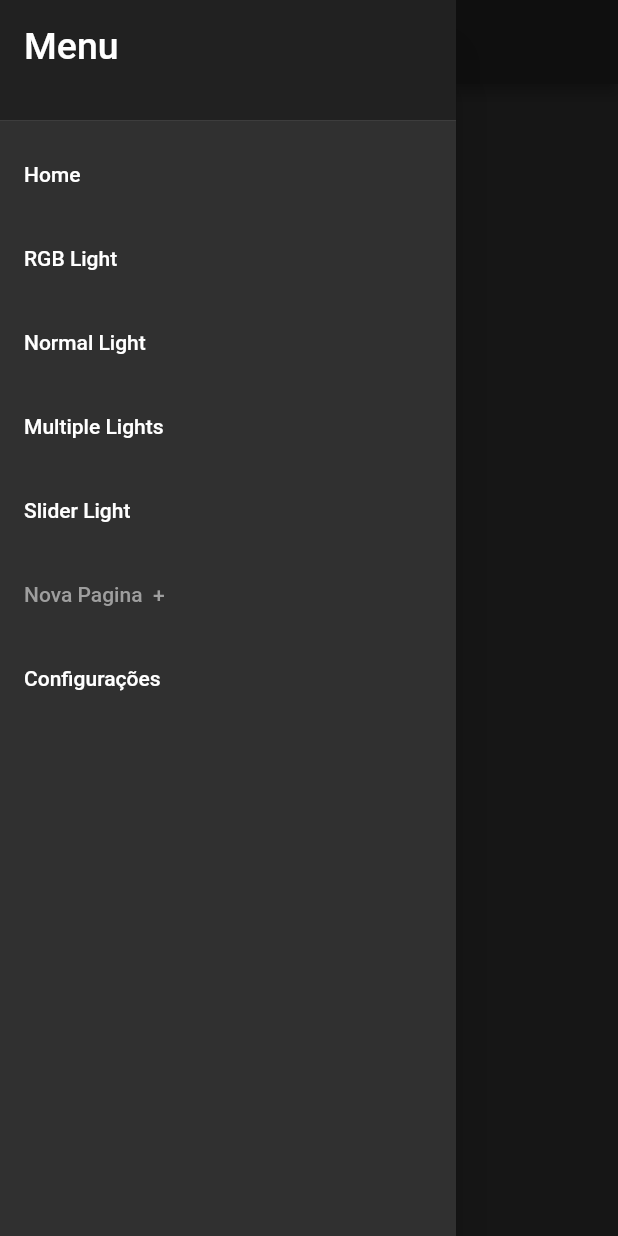
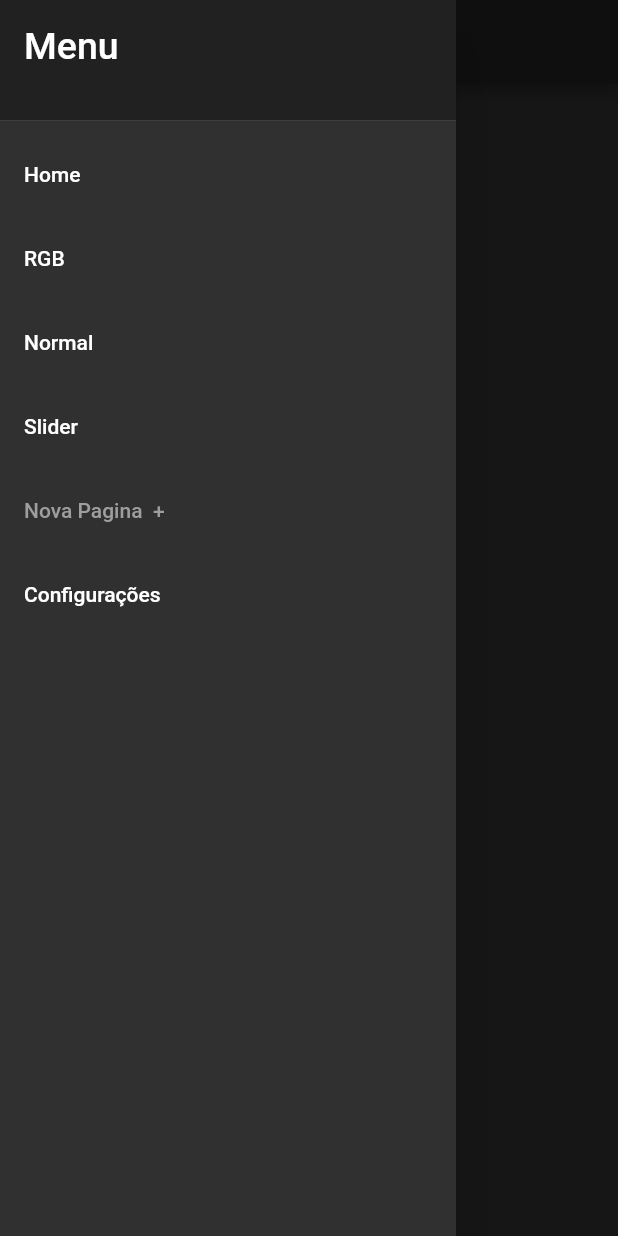
Before and after one commit to FredericoPM/Controller, a Flutter app: the screen it shows after launch, with the side drawer open, on a phone screen of 412 x 824 dp. Run offline on Flutter 3.47's test engine with Material 2 defaults, Android fonts, the phone set to English and light mode, and no system bars; missing offline and left inert: mqtt_client.

Commit message:
remoçao de multiple lights e rearranjamento de codigo

```diff
--- a/main_app/lib/controllers/pagina_controller.dart
+++ b/main_app/lib/controllers/pagina_controller.dart
@@ -1,15 +1,21 @@
 import 'package:flutter/material.dart';
 import 'package:main_app/models/pagina_model.dart';
 
-class PageController  with ChangeNotifier{
-  List<Pagina> paginas;
-
+class PaginaController  with ChangeNotifier{
+  List<Pagina> paginas = [];
+  PaginaController(){
+    this.paginas.add(Pagina(nome: "RGB", tipo: "RGB"));
+    this.paginas.add(Pagina(nome: "Normal", tipo: "Normal"));
+    this.paginas.add(Pagina(nome: "Slider", tipo: "Slider"));
+  }
 
   void add(Pagina novaPagina){
     this.paginas.add(novaPagina);
     notifyListeners();
   }
-
+  void getAll(){
+    notifyListeners();
+  }
   void remove(String nomeRemovida){
     this.paginas.removeWhere((item) => item.nome == nomeRemovida);
     notifyListeners();
--- a/main_app/lib/models/pagina_model.dart
+++ b/main_app/lib/models/pagina_model.dart
@@ -8,9 +8,9 @@ class Pagina {
   Pagina({String nome, String tipo, bool estadoB, double estadoR, String estadoRGB}) {
     this._nome = nome;
     this._tipo = tipo;
-    this._estadoB = estadoB;
-    this._estadoR = estadoR;
-    this._estadoRGB = estadoRGB;
+    this._estadoB = estadoB = false;
+    this._estadoR = estadoR = 0.0;
+    this._estadoRGB = estadoRGB = "255,255,255";
   }
 
   String get nome => _nome;
--- a/main_app/lib/views/normalLight_view.dart
+++ b/main_app/lib/views/normalLight_view.dart
@@ -5,10 +5,14 @@ import 'package:main_app/widgets/desconected_widget.dart';
 import 'package:provider/provider.dart';
 import 'package:main_app/controllers/connection_controller.dart';
 class NormalLight extends StatefulWidget {
+  String title;
+  NormalLight(this.title);
   @override
-  NormalLightState createState() => NormalLightState();
+  _NormalLightState createState() => _NormalLightState(title);
 }
-class NormalLightState extends State<NormalLight> {
+class _NormalLightState extends State<NormalLight> {
+  String title;
+  _NormalLightState(this.title);
   bool _lightState = false;
   void initState() {
     super.initState();
@@ -22,7 +26,7 @@ class NormalLightState extends State<NormalLight> {
       home: Scaffold(
         drawer: MenuDrawer(),
         appBar: AppBar(
-          title: Text("Normal Light"),
+          title: Text(title),
           centerTitle: true,
           actions: connection != 'MQTTConnectionState.disconnected'? null :[
             Desconected(),
--- a/main_app/lib/views/rgbLight_view.dart
+++ b/main_app/lib/views/rgbLight_view.dart
@@ -6,10 +6,14 @@ import 'package:main_app/widgets/desconected_widget.dart';
 import 'package:provider/provider.dart';
 import 'package:main_app/controllers/connection_controller.dart';
 class RGBLight extends StatefulWidget {
+  String title;
+  RGBLight(this.title);
   @override
-  RGBLightState createState() => RGBLightState();
+  _RGBLightState createState() => _RGBLightState(title);
 }
-class RGBLightState extends State<RGBLight> {
+class _RGBLightState extends State<RGBLight> {
+  String title;
+  _RGBLightState(this.title);
   bool _lightState = false;
   void initState() {
     super.initState();
@@ -24,7 +28,7 @@ class RGBLightState extends State<RGBLight> {
       home: Scaffold(
         drawer: MenuDrawer(),
         appBar: AppBar(
-          title: Text("RGB Light"),
+          title: Text(title),
           centerTitle: true,
           actions: connection != 'MQTTConnectionState.disconnected'  ? null :[
             Desconected(),
--- a/main_app/lib/views/sliderLight_view.dart
+++ b/main_app/lib/views/sliderLight_view.dart
@@ -5,10 +5,14 @@ import 'package:main_app/widgets/desconected_widget.dart';
 import 'package:provider/provider.dart';
 import 'package:main_app/controllers/connection_controller.dart';
 class SliderLight extends StatefulWidget {
+  String title;
+  SliderLight(this.title);
   @override
-  SliderLightState createState() => SliderLightState();
+  _SliderLightState createState() => _SliderLightState(title);
 }
-class SliderLightState extends State<SliderLight> {
+class _SliderLightState extends State<SliderLight> {
+  String title;
+  _SliderLightState(this.title);
   double _lightState = 0;
   void initState() {
     super.initState();
@@ -22,7 +26,7 @@ class SliderLightState extends State<SliderLight> {
       home: Scaffold(
         drawer: MenuDrawer(),
         appBar: AppBar(
-          title: Text("Slider Light"),
+          title: Text(title),
           centerTitle: true,
           actions: connection != 'MQTTConnectionState.disconnected'  ? null :[
             Desconected(),
--- a/main_app/lib/widgets/novaPagina_widget.dart
+++ b/main_app/lib/widgets/novaPagina_widget.dart
@@ -1,13 +1,17 @@
 import 'package:flutter/material.dart';
 import 'package:main_app/widgets/textFormFild_widget.dart';
 import 'package:main_app/widgets/dropDownFormFild_widget.dart';
+import 'package:main_app/models/pagina_model.dart';
+import 'package:provider/provider.dart';
+import 'package:main_app/controllers/pagina_controller.dart';
 
 class NovaPagina extends StatelessWidget {
+
   final _formKey = GlobalKey<FormState>();
   TextEditingController _nomeController = TextEditingController();
-  String _tipoValue = "teste";
+  String _tipoValue = "";
   final sizedBoxSpace = SizedBox(height: 24);
-  _buildAddPopUp(context) async{
+  _buildAddPopUp(context, PaginaController controller) async{
     return showDialog(
         context: context,
         builder: (context){
@@ -51,11 +55,10 @@ class NovaPagina extends StatelessWidget {
                       child: new Text('SALVAR', style: TextStyle(color: Colors.blue, fontSize: 14)),
                       onPressed: () {
                         if (_formKey.currentState.validate()) {
+                          controller.add(Pagina(nome: _nomeController.text, tipo: _tipoValue));
                           _nomeController.text = "";
                           _tipoValue = "";
                           Navigator.of(context).pop();
-                        }else{
-                          print(_tipoValue);
                         }
                       },
                     )
@@ -69,10 +72,11 @@ class NovaPagina extends StatelessWidget {
   }
   @override
   Widget build(BuildContext context) {
+    PaginaController controller = Provider.of<PaginaController>(context);
     return ListTile(
       title: Text('Nova Pagina  +', style: TextStyle(color: Colors.grey),),
       onTap: () {
-        _buildAddPopUp(context);
+        _buildAddPopUp(context, controller);
       },
     );
   }
--- a/main_app/lib/widgets/sideMenu_widget.dart
+++ b/main_app/lib/widgets/sideMenu_widget.dart
@@ -3,23 +3,28 @@ import 'package:main_app/views/homePage_view.dart';
 import 'package:main_app/views/rgbLight_view.dart';
 import 'package:main_app/views/normalLight_view.dart';
 import 'package:main_app/views/sliderLight_view.dart';
-import 'package:main_app/views/multipleLights.dart';
 import 'package:main_app/views/config_view.dart';
 
 import 'package:main_app/controllers/pagina_controller.dart';
-import 'package:main_app/models/pagina_model.dart';
 import 'package:main_app/widgets/novaPagina_widget.dart';
+import 'package:provider/provider.dart';
+
 class MenuDrawer extends StatefulWidget {
   @override
   MenuDrawerState createState() => MenuDrawerState();
 }
 class MenuDrawerState extends State<MenuDrawer>{
+
+  PaginaController controller = PaginaController();
   void initState() {
     super.initState();
+    controller.getAll();
   }
   @override
   Widget build(BuildContext context) {
     return Drawer(
+        child: ChangeNotifierProvider.value(
+          value: controller,
           child: ListView(
             padding: EdgeInsets.zero,
             children: <Widget>[
@@ -40,36 +45,18 @@ class MenuDrawerState extends State<MenuDrawer>{
                   Navigator.push(context, MaterialPageRoute(builder: (context) => HomePage()));
                 },
               ),
+              for(var pg in controller.paginas)
                 ListTile(
-              title: Text('RGB Light'),
+                  title: Text(pg.nome),
                   onTap: () {
                     Navigator.pop(context);
                     Navigator.pop(context);
-                Navigator.push(context, MaterialPageRoute(builder: (context) => RGBLight()));
-              },
-            ),
-            ListTile(
-              title: Text('Normal Light'),
-              onTap: () {
-                Navigator.pop(context);
-                Navigator.pop(context);
-                Navigator.push(context, MaterialPageRoute(builder: (context) => NormalLight()));
-              },
-            ),
-            ListTile(
-              title: Text('Multiple Lights'),
-              onTap: () {
-                Navigator.pop(context);
-                Navigator.pop(context);
-                Navigator.push(context, MaterialPageRoute(builder: (context) => MultipleLights()));
-              },
-            ),
-            ListTile(
-              title: Text('Slider Light'),
-              onTap: () {
-                Navigator.pop(context);
-                Navigator.pop(context);
-                Navigator.push(context, MaterialPageRoute(builder: (context) => SliderLight()));
+                    if(pg.tipo == "RGB")
+                      Navigator.push(context, MaterialPageRoute(builder: (context) => RGBLight(pg.nome)));
+                    else if(pg.tipo == "Normal")
+                      Navigator.push(context, MaterialPageRoute(builder: (context) => NormalLight(pg.nome)));
+                    else
+                      Navigator.push(context, MaterialPageRoute(builder: (context) => SliderLight(pg.nome)));
                   },
                 ),
               NovaPagina(),
@@ -81,8 +68,8 @@ class MenuDrawerState extends State<MenuDrawer>{
                   Navigator.push(context, MaterialPageRoute(builder: (context) => Config()));
                 },
               ),
-
             ],
+          ),
         ),
     );
   }
```
Also changed, not shown: main_app/lib/controllers/multipleLights_controller.dart (deleted, +0 -18 lines), main_app/lib/views/multipleLights.dart (deleted, +0 -198 lines). Lines whose indentation alone changed are shown as unchanged.
